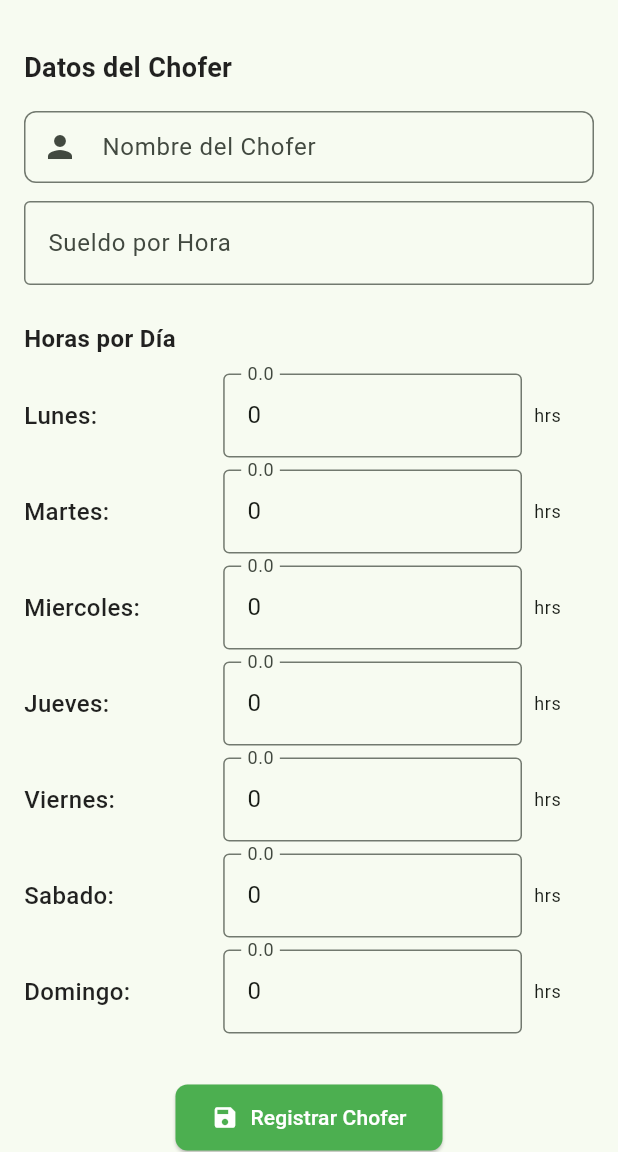
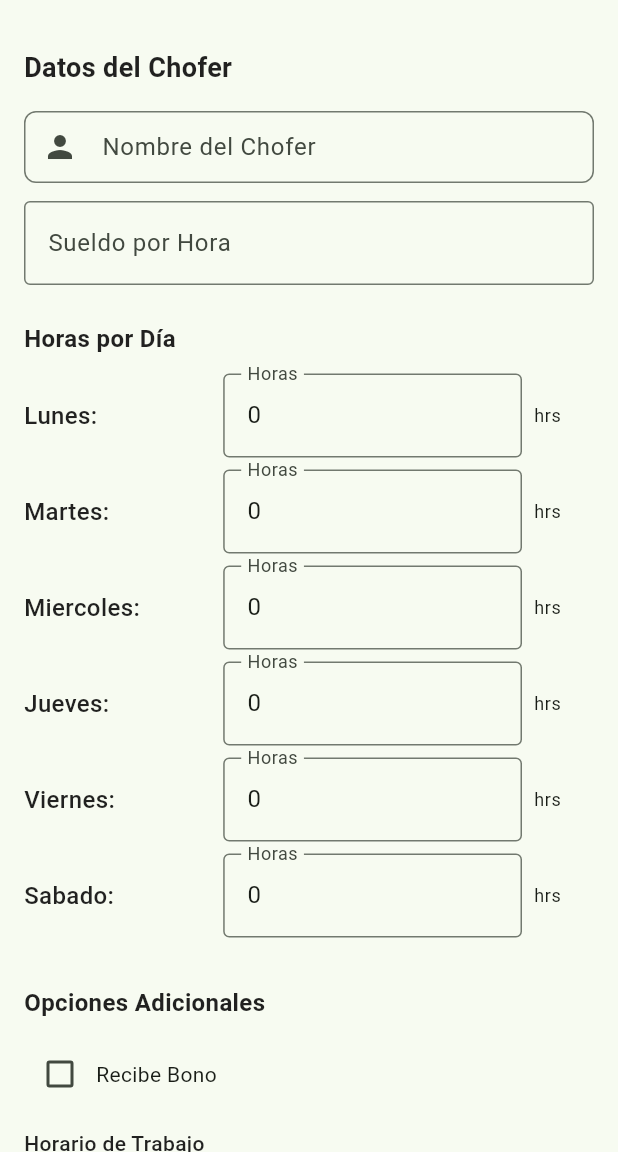
Before and after one commit to AlexanderToapanta/Tarea2P1_Mov_30737, a Flutter app: the ChoferesSelectorView screen opened by its route, after a tap on "Nuevo Registro", on a phone screen of 412 x 824 dp, the part 84-1236 px from its top. Run offline on Flutter 3.47's test engine with Material 3 defaults, Android fonts, the phone set to English and light mode, and no system bars.

Commit message:
Aplicacion 2, acabada

```diff
--- a/pry_tarea2p1/lib/controlador/chofer_controller.dart
+++ b/pry_tarea2p1/lib/controlador/chofer_controller.dart
@@ -19,8 +19,9 @@ class ControladorChoferes {
         'jueves': 7,
         'viernes': 8,
         'sabado': 6,
-        'domingo': 0,
       },
+      tieneBono: true,
+      horario: 'mañana',
     );
 
     agregarChofer(
@@ -33,8 +34,9 @@ class ControladorChoferes {
         'jueves': 8,
         'viernes': 7,
         'sabado': 5,
-        'domingo': 0,
       },
+      tieneBono: false,
+      horario: 'noche',
     );
 
     agregarChofer(
@@ -47,8 +49,9 @@ class ControladorChoferes {
         'jueves': 8,
         'viernes': 8,
         'sabado': 6,
-        'domingo': 4,
       },
+      tieneBono: true,
+      horario: 'mañana',
     );
 
     agregarChofer(
@@ -61,8 +64,9 @@ class ControladorChoferes {
         'jueves': 7,
         'viernes': 6,
         'sabado': 5,
-        'domingo': 0,
       },
+      tieneBono: true,
+      horario: 'noche',
     );
 
     agregarChofer(
@@ -75,8 +79,9 @@ class ControladorChoferes {
         'jueves': 8,
         'viernes': 8,
         'sabado': 7,
-        'domingo': 2,
       },
+      tieneBono: false,
+      horario: 'mañana',
     );
   }
 
@@ -90,6 +95,8 @@ class ControladorChoferes {
     required String nombre,
     required double sueldoPorHora,
     required Map<String, double> horasPorDia,
+    bool tieneBono = false,
+    String horario = 'mañana',
   }) {
     _choferes.add(
       Chofer(
@@ -97,6 +104,8 @@ class ControladorChoferes {
         nombre: nombre,
         sueldoPorHora: _redondear(sueldoPorHora),
         horasPorDia: Map.from(horasPorDia),
+        tieneBono: tieneBono,
+        horario: horario,
       ),
     );
   }
@@ -106,6 +115,8 @@ class ControladorChoferes {
     required String nombre,
     required double sueldoPorHora,
     required Map<String, double> horasPorDia,
+    bool tieneBono = false,
+    String horario = 'mañana',
   }) {
     final index = _choferes.indexWhere((chofer) => chofer.id == id);
     if (index == -1) {
@@ -115,7 +126,9 @@ class ControladorChoferes {
     _choferes[index]
       ..nombre = nombre
       ..sueldoPorHora = _redondear(sueldoPorHora)
-      ..horasPorDia = Map.from(horasPorDia);
+      ..horasPorDia = Map.from(horasPorDia)
+      ..tieneBono = tieneBono
+      ..horario = horario;
 
     return true;
   }
--- a/pry_tarea2p1/lib/modelo/chofer_model.dart
+++ b/pry_tarea2p1/lib/modelo/chofer_model.dart
@@ -3,12 +3,16 @@ class Chofer {
   String nombre;
   double sueldoPorHora;
   Map<String, double> horasPorDia;
+  bool tieneBono;
+  String horario;
 
   Chofer({
     required this.id,
     required this.nombre,
     required this.sueldoPorHora,
     Map<String, double>? horasPorDia,
+    this.tieneBono = false,
+    this.horario = 'mañana',
   }) : horasPorDia = horasPorDia ?? {
     'lunes': 0,
     'martes': 0,
@@ -16,11 +20,11 @@ class Chofer {
     'jueves': 0,
     'viernes': 0,
     'sabado': 0,
-    'domingo': 0,
   };
 
   double get horasSemanales {
-    return horasPorDia.values.fold(0, (sum, horas) => sum + horas);
+    final keys = ['lunes', 'martes', 'miercoles', 'jueves', 'viernes', 'sabado'];
+    return keys.fold(0.0, (sum, k) => sum + (horasPorDia[k] ?? 0));
   }
 
   double _redondear(double valor) {
--- a/pry_tarea2p1/lib/vista/chofer_view.dart
+++ b/pry_tarea2p1/lib/vista/chofer_view.dart
@@ -18,12 +18,14 @@ class _ChoferesSelectorViewState extends State<ChoferesSelectorView> {
   final ControladorChoferes _controlador = ControladorChoferes();
   bool _mostrarFormulario = false;
 
-  void _registrarChofer(String nombre, double sueldoPorHora, Map<String, double> horasPorDia) {
+  void _registrarChofer(String nombre, double sueldoPorHora, Map<String, double> horasPorDia, bool tieneBono, String horario) {
     setState(() {
       _controlador.agregarChofer(
         nombre: nombre,
         sueldoPorHora: sueldoPorHora,
         horasPorDia: horasPorDia,
+        tieneBono: tieneBono,
+        horario: horario,
       );
     });
   }
@@ -64,23 +66,17 @@ class _ChoferesSelectorViewState extends State<ChoferesSelectorView> {
                   crossAxisAlignment: CrossAxisAlignment.start,
                   children: [
                     FormularioChofer(
-                      onGuardar: (nombre, sueldo, horas) {
-                        _registrarChofer(nombre, sueldo, horas);
+                      onGuardar: (nombre, sueldo, horas, tieneBono, horario) {
+                        _registrarChofer(nombre, sueldo, horas, tieneBono, horario);
                         setState(() {
                           _mostrarFormulario = false;
                         });
                       },
-                    ),
-                    const SizedBox(height: 16),
-                    CustomButton(
-                      label: 'Cancelar',
-                      onPressed: () {
+                      onCancelar: () {
                         setState(() {
                           _mostrarFormulario = false;
                         });
                       },
-                      backgroundColor: Colors.red,
-                      icon: Icons.close,
                     ),
                   ],
                 ),
--- a/pry_tarea2p1/lib/widget/moleculas/formulario_chofer.dart
+++ b/pry_tarea2p1/lib/widget/moleculas/formulario_chofer.dart
@@ -3,15 +3,16 @@ import '../atomos/text_field.dart';
 import '../atomos/texto.dart';
 import '../atomos/botonPrimario.dart';
 import '../atomos/inputDecimal.dart';
-import '../atomos/inputNumero.dart';
 
 class FormularioChofer extends StatefulWidget {
-  final Function(String nombre, double sueldoPorHora, Map<String, double> horasPorDia) onGuardar;
+  final Function(String nombre, double sueldoPorHora, Map<String, double> horasPorDia, bool tieneBono, String horario) onGuardar;
+  final VoidCallback onCancelar;
   final bool esEdicion;
 
   const FormularioChofer({
     Key? key,
     required this.onGuardar,
+    required this.onCancelar,
     this.esEdicion = false,
   }) : super(key: key);
 
@@ -31,7 +32,6 @@ class _FormularioChofersState extends State<FormularioChofer> {
     'jueves': TextEditingController(text: '0'),
     'viernes': TextEditingController(text: '0'),
     'sabado': TextEditingController(text: '0'),
-    'domingo': TextEditingController(text: '0'),
   };
 
   final List<String> _diasSemana = [
@@ -40,9 +40,11 @@ class _FormularioChofersState extends State<FormularioChofer> {
     'miercoles',
     'jueves',
     'viernes',
-    'sabado',
-    'domingo'
+    'sabado'
   ];
+
+  bool _tieneBono = false;
+  String _horario = 'mañana';
 
   @override
   void dispose() {
@@ -65,15 +67,19 @@ class _FormularioChofersState extends State<FormularioChofer> {
         _nombreController.text,
         double.parse(_sueldoController.text),
         horas,
+        _tieneBono,
+        _horario,
       );
-
 
       _nombreController.clear();
       _sueldoController.clear();
       for (var dia in _diasSemana) {
         _horasControllers[dia]?.text = '0';
       }
-      setState(() {});
+      setState(() {
+        _tieneBono = false;
+        _horario = 'mañana';
+      });
 
       ScaffoldMessenger.of(context).showSnackBar(
         SnackBar(
@@ -84,6 +90,24 @@ class _FormularioChofersState extends State<FormularioChofer> {
         ),
       );
     }
+  }
+
+  void _limpiar() {
+    _nombreController.clear();
+    _sueldoController.clear();
+    for (var dia in _diasSemana) {
+      _horasControllers[dia]?.text = '0';
+    }
+    setState(() {
+      _tieneBono = false;
+      _horario = 'mañana';
+    });
+    ScaffoldMessenger.of(context).showSnackBar(
+      const SnackBar(
+        content: Text('Formulario limpiado'),
+        duration: Duration(seconds: 2),
+      ),
+    );
   }
 
   @override
@@ -143,9 +167,27 @@ class _FormularioChofersState extends State<FormularioChofer> {
                     ),
                     Expanded(
                       flex: 3,
-                      child: InputNumber(
-                        text: '0.0',
+                      child: TextFormField(
                         controller: _horasControllers[dia]!,
+                        keyboardType: const TextInputType.numberWithOptions(decimal: true),
+                        decoration: InputDecoration(
+                          border: const OutlineInputBorder(),
+                          labelText: 'Horas',
+                          hintText: '0',
+                        ),
+                        validator: (value) {
+                          if (value == null || value.isEmpty) {
+                            return 'Requerido';
+                          }
+                          final horas = double.tryParse(value);
+                          if (horas == null) {
+                            return 'Debe ser un número';
+                          }
+                          if (horas < 0 || horas > 12) {
+                            return 'Entre 0 y 12';
+                          }
+                          return null;
+                        },
                       ),
                     ),
                     const SizedBox(width: 8),
@@ -162,7 +204,66 @@ class _FormularioChofersState extends State<FormularioChofer> {
             },
           ),
           const SizedBox(height: 24),
-          Center(
+          const LabelText(
+            text: 'Opciones Adicionales',
+            fontSize: 16,
+            fontWeight: FontWeight.bold,
+          ),
+          const SizedBox(height: 12),
+          Row(
+            children: [
+              Checkbox(
+                value: _tieneBono,
+                onChanged: (value) {
+                  setState(() {
+                    _tieneBono = value ?? false;
+                  });
+                },
+              ),
+              const Text('Recibe Bono'),
+            ],
+          ),
+          const SizedBox(height: 12),
+          const LabelText(
+            text: 'Horario de Trabajo',
+            fontSize: 14,
+            fontWeight: FontWeight.w500,
+          ),
+          const SizedBox(height: 8),
+          Row(
+            children: [
+              Expanded(
+                child: RadioListTile<String>(
+                  title: const Text('Mañana'),
+                  value: 'mañana',
+                  groupValue: _horario,
+                  onChanged: (value) {
+                    setState(() {
+                      _horario = value ?? 'mañana';
+                    });
+                  },
+                ),
+              ),
+              Expanded(
+                child: RadioListTile<String>(
+                  title: const Text('Noche'),
+                  value: 'noche',
+                  groupValue: _horario,
+                  onChanged: (value) {
+                    setState(() {
+                      _horario = value ?? 'mañana';
+                    });
+                  },
+                ),
+              ),
+            ],
+          ),
+          const SizedBox(height: 24),
+          Column(
+            children: [
+              Row(
+                children: [
+                  Expanded(
                     child: CustomButton(
                       label: widget.esEdicion ? 'Actualizar' : 'Registrar Chofer',
                       onPressed: _guardar,
@@ -172,6 +273,32 @@ class _FormularioChofersState extends State<FormularioChofer> {
                   ),
                 ],
               ),
+              const SizedBox(height: 12),
+              Row(
+                children: [
+                  Expanded(
+                    child: CustomButton(
+                      label: 'Limpiar',
+                      onPressed: _limpiar,
+                      backgroundColor: Colors.orange,
+                      icon: Icons.clear,
+                    ),
+                  ),
+                  const SizedBox(width: 12),
+                  Expanded(
+                    child: CustomButton(
+                      label: 'Salir',
+                      onPressed: widget.onCancelar,
+                      backgroundColor: Colors.red,
+                      icon: Icons.close,
+                    ),
+                  ),
+                ],
+              ),
+            ],
+          ),
+        ],
+      ),
     );
   }
 }
--- a/pry_tarea2p1/lib/widget/organismos/tarjeta_chofer.dart
+++ b/pry_tarea2p1/lib/widget/organismos/tarjeta_chofer.dart
@@ -82,6 +82,34 @@ class TarjetaChofer extends StatelessWidget {
                       ),
                     ],
                   ),
+                  const SizedBox(height: 4),
+                  Row(
+                    mainAxisAlignment: MainAxisAlignment.spaceBetween,
+                    children: [
+                      const Text('Recibe Bono:'),
+                      Text(
+                        chofer.tieneBono ? 'Sí' : 'No',
+                        style: TextStyle(
+                          fontWeight: FontWeight.w500,
+                          color: chofer.tieneBono ? Colors.green : Colors.red,
+                        ),
+                      ),
+                    ],
+                  ),
+                  const SizedBox(height: 4),
+                  Row(
+                    mainAxisAlignment: MainAxisAlignment.spaceBetween,
+                    children: [
+                      const Text('Horario:'),
+                      Text(
+                        chofer.horario == 'mañana' ? 'Mañana' : 'Noche',
+                        style: const TextStyle(
+                          fontWeight: FontWeight.w500,
+                          color: Colors.blue,
+                        ),
+                      ),
+                    ],
+                  ),
                 ],
               ),
             ),
```
Lines whose indentation alone changed are shown as unchanged.
